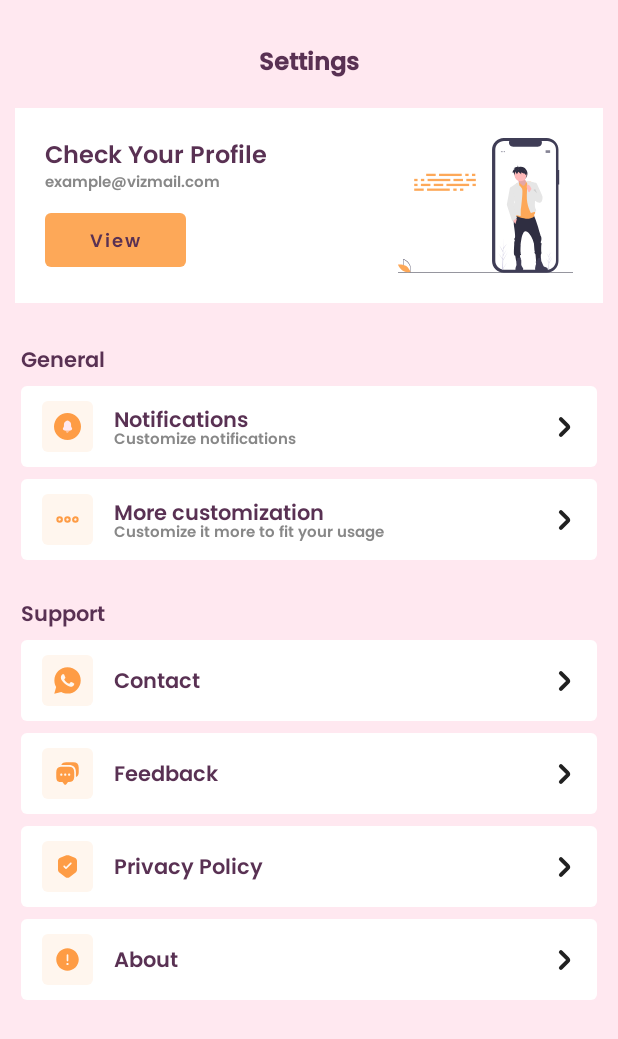
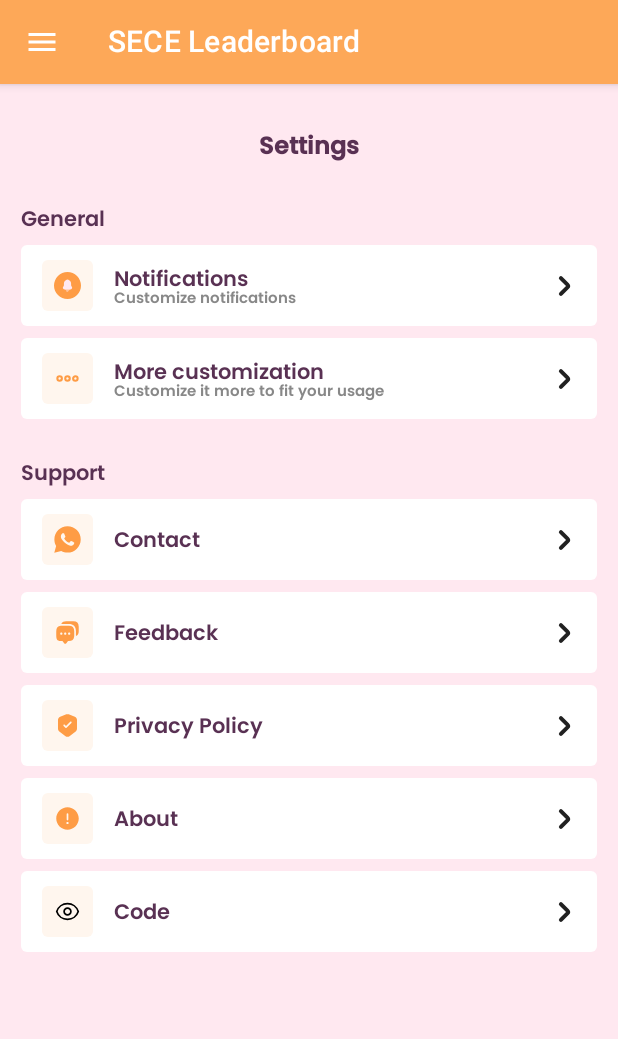
Before and after one commit to Joaquin144/CP_Leaderboard, an Android app built with Jetpack Compose: the SettingsScreen screen opened through its navigation route, on a phone screen of 412 x 824 dp. Shown: the top 1039 px of the screen. Run offline under Robolectric (Android 15) with nearby library versions, the phone set to English and light mode, and no system bars; our stand-ins replace Dagger/Hilt's generated code, Firebase (no records; nobody signed in at launch, a user with empty details on screens opened directly), accompanist.

Commit message:
App Navigation

```diff
--- a/app/src/main/AndroidManifest.xml
+++ b/app/src/main/AndroidManifest.xml
@@ -18,6 +18,7 @@
             android:name=".presentation.MainActivity"
             android:exported="true"
             android:label="@string/app_name"
+            android:screenOrientation="portrait"
             android:theme="@style/Theme.SECELeaderboard">
             <intent-filter>
                 <action android:name="android.intent.action.MAIN" />
--- a/app/src/main/java/com/devcommop/joaquin/seceleaderboard/data/repository/CFRepositoryImpl.kt
+++ b/app/src/main/java/com/devcommop/joaquin/seceleaderboard/data/repository/CFRepositoryImpl.kt
@@ -98,7 +98,8 @@ class CFRepositoryImpl @Inject constructor(
     override suspend fun getUpcomingContestsList(): List<Contest> {
         try {
             val list = api.getUpcomingContestsList().result.filter { contest ->
-                contest.phase == "BEFORE" && (contest.relativeTimeSeconds.let { time -> abs(time) <= 24 * 7 * 60 * 60 })
+                contest.phase == "BEFORE"
+                //contest.phase == "BEFORE" && (contest.relativeTimeSeconds.let { time -> abs(time) <= 24 * 7 * 60 * 60 })
             }
             Log.d(TAG, "Upcoming Contests: $list")
             return list.reversed()
--- a/app/src/main/java/com/devcommop/joaquin/seceleaderboard/presentation/MainActivity.kt
+++ b/app/src/main/java/com/devcommop/joaquin/seceleaderboard/presentation/MainActivity.kt
@@ -4,11 +4,12 @@ import android.os.Bundle
 import androidx.activity.ComponentActivity
 import androidx.activity.compose.setContent
 import androidx.compose.foundation.layout.fillMaxSize
-import androidx.compose.material.ExperimentalMaterialApi
-import androidx.compose.material.MaterialTheme
-import androidx.compose.material.Surface
-import androidx.compose.material.Text
+import androidx.compose.material.*
+import androidx.compose.material.icons.Icons
+import androidx.compose.material.icons.filled.Home
+import androidx.compose.material.icons.filled.Settings
 import androidx.compose.runtime.Composable
+import androidx.compose.runtime.rememberCoroutineScope
 import androidx.compose.ui.Modifier
 import androidx.compose.ui.tooling.preview.Preview
 import androidx.navigation.NavType
@@ -16,14 +17,20 @@ import androidx.navigation.compose.NavHost
 import androidx.navigation.compose.composable
 import androidx.navigation.compose.rememberNavController
 import androidx.navigation.navArgument
+import com.devcommop.joaquin.seceleaderboard.common.Constants
 import com.devcommop.joaquin.seceleaderboard.presentation.contest.ContestScreen
 import com.devcommop.joaquin.seceleaderboard.presentation.contestslist.ContestsListScreen
 import com.devcommop.joaquin.seceleaderboard.presentation.scoreboard.ScoreboardScreen
 import com.devcommop.joaquin.seceleaderboard.presentation.settings.SettingsScreen
+import com.devcommop.joaquin.seceleaderboard.presentation.sidedrawer.AppBar
+import com.devcommop.joaquin.seceleaderboard.presentation.sidedrawer.DrawerBody
+import com.devcommop.joaquin.seceleaderboard.presentation.sidedrawer.DrawerHeader
+import com.devcommop.joaquin.seceleaderboard.presentation.sidedrawer.MenuItem
 import com.devcommop.joaquin.seceleaderboard.presentation.ui.theme.BackgroundColor
 import com.devcommop.joaquin.seceleaderboard.presentation.ui.theme.SECELeaderboardTheme
 import com.devcommop.joaquin.seceleaderboard.presentation.util.Screen
 import dagger.hilt.android.AndroidEntryPoint
+import kotlinx.coroutines.launch
 
 @AndroidEntryPoint
 class MainActivity : ComponentActivity() {
@@ -32,12 +39,73 @@ class MainActivity : ComponentActivity() {
         super.onCreate(savedInstanceState)
         setContent {
             SECELeaderboardTheme {
-                // A surface container using the 'background' color from the theme
-                Surface(
+                val navController = rememberNavController()
+                val scaffoldState = rememberScaffoldState()
+                val scope = rememberCoroutineScope()
+                Scaffold(
+                    scaffoldState = scaffoldState,
+                    topBar = {
+                        AppBar(
+                            onNavigationIconClick = {
+                                scope.launch {
+                                    scaffoldState.drawerState.open()
+                                }
+                            }
+                        )
+                    },
+                    drawerGesturesEnabled = scaffoldState.drawerState.isOpen,//not to be annoying
+                    drawerContent = {
+                        DrawerHeader()
+                        DrawerBody(
+                            items = listOf(
+                                MenuItem(
+                                    id = "contests_list_screen",
+                                    title = "Contests",
+                                    contentDescription = "Go to contests screen",
+                                    icon = Icons.Default.Home
+                                ),
+                                MenuItem(
+                                    id = "scoreboard_screen",
+                                    title = "CP Leaderboard",
+                                    contentDescription = "Go to leaderboard screen",
+                                    icon = Icons.Default.Home
+                                ),MenuItem(
+                                    id = "settings_screen",
+                                    title = "Settings",
+                                    contentDescription = "Go to settings screen",
+                                    icon = Icons.Default.Settings
+                                ),
+                            ),
+                            onItemClick = {
+                                when(it.id){
+                                    "contests_list_screen" -> {
+                                        navController.navigate(route = Screen.ContestsListScreen.route) {
+                                            launchSingleTop = true
+                                        }
+                                    }
+                                    "scoreboard_screen" -> {
+                                        navController.navigate(route = Screen.ScoreboardScreen.route){
+                                            popUpTo(Screen.ContestsListScreen.route)
+                                            launchSingleTop = true
+                                        }
+                                    }
+                                    "settings_screen" -> {
+                                        navController.navigate(route = Screen.SettingsScreen.route){
+                                            popUpTo(Screen.ContestsListScreen.route)
+                                            launchSingleTop = true
+                                        }
+                                    }
+                                }
+                                scope.launch {
+                                    scaffoldState.drawerState.close()
+                                }
+                            }
+                        )
+                    },
                     modifier = Modifier.fillMaxSize(),
-                    color = BackgroundColor
+                    backgroundColor = BackgroundColor
                 ) {
-                    val navController = rememberNavController()
+                    //val navController = rememberNavController()
                     NavHost(
                         navController = navController,
                         startDestination = Screen.ContestsListScreen.route
--- a/app/src/main/java/com/devcommop/joaquin/seceleaderboard/presentation/contestslist/components/UpcomingContestListItem.kt
+++ b/app/src/main/java/com/devcommop/joaquin/seceleaderboard/presentation/contestslist/components/UpcomingContestListItem.kt
@@ -18,11 +18,12 @@ import com.devcommop.joaquin.seceleaderboard.presentation.ui.theme.SecondaryColo
 
 @Composable
 fun UpcomingContestListItem(contest: Contest) {
+    Spacer(modifier = Modifier.height(12.dp))
     Column(
         modifier = Modifier
             .fillMaxWidth()
             .background(Color.White)
-            .padding(8.dp)
+            .padding(20.dp)
     ) {
         Text(
             text = contest.name,
--- a/app/src/main/java/com/devcommop/joaquin/seceleaderboard/presentation/settings/SettingsScreen.kt
+++ b/app/src/main/java/com/devcommop/joaquin/seceleaderboard/presentation/settings/SettingsScreen.kt
@@ -1,19 +1,21 @@
 package com.devcommop.joaquin.seceleaderboard.presentation.settings
 
-import androidx.compose.foundation.Image
+import android.content.Intent
+import android.net.Uri
 import androidx.compose.foundation.background
 import androidx.compose.foundation.layout.*
 import androidx.compose.material.*
 import androidx.compose.runtime.Composable
+import androidx.compose.runtime.remember
 import androidx.compose.ui.Alignment
 import androidx.compose.ui.Modifier
 import androidx.compose.ui.draw.clip
 import androidx.compose.ui.graphics.Color
+import androidx.compose.ui.platform.LocalContext
 import androidx.compose.ui.res.painterResource
 import androidx.compose.ui.text.font.Font
 import androidx.compose.ui.text.font.FontFamily
 import androidx.compose.ui.text.font.FontWeight
-import androidx.compose.ui.text.style.TextAlign
 import androidx.compose.ui.unit.dp
 import androidx.compose.ui.unit.sp
 import androidx.hilt.navigation.compose.hiltViewModel
@@ -21,7 +23,6 @@ import androidx.navigation.NavController
 import com.devcommop.joaquin.seceleaderboard.R
 import com.devcommop.joaquin.seceleaderboard.presentation.common.HeaderText
 import com.devcommop.joaquin.seceleaderboard.presentation.ui.theme.LightPrimaryColor
-import com.devcommop.joaquin.seceleaderboard.presentation.ui.theme.PrimaryColor
 import com.devcommop.joaquin.seceleaderboard.presentation.ui.theme.SecondaryColor
 import com.devcommop.joaquin.seceleaderboard.presentation.ui.theme.Shapes
 
@@ -33,72 +34,8 @@ fun SettingsScreen(
 ) {
     Column() {
         HeaderText(text = "Settings")
-        ProfileCardUI()
         GeneralOptionsUI()
         SupportOptionsUI()
-    }
-}
-
-@Composable
-fun ProfileCardUI() {
-    Card(
-        modifier = Modifier
-            .fillMaxWidth()
-            .height(150.dp)
-            .padding(10.dp),
-        backgroundColor = Color.White,
-        elevation = 0.dp,
-        shape = Shapes.large
-    ) {
-        Row(
-            modifier = Modifier.padding(20.dp),
-            horizontalArrangement = Arrangement.SpaceBetween
-        ) {
-            Column() {
-                Text(
-                    text = "Check Your Profile",
-                    fontFamily = FontFamily(Font(R.font.poppins)),
-                    color = SecondaryColor,
-                    fontSize = 16.sp,
-                    fontWeight = FontWeight.Bold,
-                )
-
-                Text(
-                    text = "example@vizmail.com",
-                    fontFamily = FontFamily(Font(R.font.poppins)),
-                    color = Color.Gray,
-                    fontSize = 10.sp,
-                    fontWeight = FontWeight.SemiBold,
-                )
-
-                Button(
-                    modifier = Modifier.padding(top = 10.dp),
-                    onClick = {},
-                    colors = ButtonDefaults.buttonColors(
-                        backgroundColor = PrimaryColor
-                    ),
-                    contentPadding = PaddingValues(horizontal = 30.dp),
-                    elevation = ButtonDefaults.elevation(
-                        defaultElevation = 0.dp,
-                        pressedElevation = 2.dp
-                    ),
-                    shape = Shapes.medium
-                ) {
-                    Text(
-                        text = "View",
-                        fontFamily = FontFamily(Font(R.font.poppins)),
-                        color = SecondaryColor,
-                        fontSize = 12.sp,
-                        fontWeight = FontWeight.Bold
-                    )
-                }
-            }
-            Image(
-                painter = painterResource(id = R.drawable.ic_profile_card_image),
-                contentDescription = "",
-                modifier = Modifier.height(120.dp)
-            )
-        }
     }
 }
 
@@ -200,6 +137,10 @@ fun GeneralSettingItem(icon: Int, mainText: String, subText: String, onClick: ()
 @ExperimentalMaterialApi
 @Composable
 fun SupportOptionsUI() {
+    val context = LocalContext.current
+    val gitIntent = remember { Intent(Intent.ACTION_VIEW, Uri.parse("https://github.com/Joaquin144/CP_Leaderboard")) }
+    val aboutIntent = remember { Intent(Intent.ACTION_VIEW, Uri.parse("https://demo-electropix.netlify.app/")) }
+
     Column(
         modifier = Modifier
             .padding(horizontal = 14.dp)
@@ -232,7 +173,12 @@ fun SupportOptionsUI() {
         SupportItem(
             icon = R.drawable.ic_about,
             mainText = "About",
-            onClick = {}
+            onClick = { context.startActivity(aboutIntent) }
+        )
+        SupportItem(
+            icon = R.drawable.ic_eye_open,
+            mainText = "Code",
+            onClick = { context.startActivity(gitIntent) }
         )
     }
 }
--- /dev/null
+++ b/app/src/main/java/com/devcommop/joaquin/seceleaderboard/presentation/sidedrawer/AppBar.kt
@@ -0,0 +1,29 @@
+package com.devcommop.joaquin.seceleaderboard.presentation.sidedrawer
+
+import androidx.compose.material.*
+import androidx.compose.material.icons.Icons
+import androidx.compose.material.icons.filled.Menu
+import androidx.compose.runtime.Composable
+import androidx.compose.ui.res.stringResource
+import com.devcommop.joaquin.seceleaderboard.R
+
+@Composable
+fun AppBar(
+    onNavigationIconClick: () -> Unit
+) {
+    TopAppBar(
+        title = {
+            Text(text = stringResource(id = R.string.app_name))
+        },
+        backgroundColor = MaterialTheme.colors.primary,
+        contentColor = MaterialTheme.colors.onPrimary,
+        navigationIcon = {
+            IconButton(onClick = onNavigationIconClick) {
+                Icon(
+                    imageVector = Icons.Default.Menu,
+                    contentDescription = "Toggle drawer"
+                )
+            }
+        }
+    )
+}
--- /dev/null
+++ b/app/src/main/java/com/devcommop/joaquin/seceleaderboard/presentation/sidedrawer/MenuItem.kt
@@ -0,0 +1,10 @@
+package com.devcommop.joaquin.seceleaderboard.presentation.sidedrawer
+
+import androidx.compose.ui.graphics.vector.ImageVector
+
+data class MenuItem(
+    val id: String,
+    val title: String,
+    val contentDescription: String,
+    val icon: ImageVector
+)
--- /dev/null
+++ b/app/src/main/java/com/devcommop/joaquin/seceleaderboard/presentation/sidedrawer/NavigationDrawer.kt
@@ -0,0 +1,59 @@
+package com.devcommop.joaquin.seceleaderboard.presentation.sidedrawer
+
+import androidx.compose.foundation.clickable
+import androidx.compose.foundation.layout.*
+import androidx.compose.foundation.lazy.LazyColumn
+import androidx.compose.foundation.lazy.items
+import androidx.compose.material.Icon
+import androidx.compose.material.Text
+import androidx.compose.runtime.Composable
+import androidx.compose.ui.Alignment
+import androidx.compose.ui.Modifier
+import androidx.compose.ui.text.TextStyle
+import androidx.compose.ui.unit.dp
+import androidx.compose.ui.unit.sp
+import com.devcommop.joaquin.seceleaderboard.R
+
+@Composable
+fun DrawerHeader() {
+    Box(
+        modifier = Modifier
+            .fillMaxWidth()
+            .padding(vertical = 64.dp),
+        contentAlignment = Alignment.Center
+    ) {
+        Text(text = "SECE Leaderboard", fontSize = 24.sp)
+    }
+}
+
+@Composable
+fun DrawerBody(
+    items: List<MenuItem>,
+    modifier: Modifier = Modifier,
+    itemTextStyle: TextStyle = TextStyle(fontSize = 18.sp),
+    onItemClick: (MenuItem) -> Unit
+) {
+    LazyColumn(modifier) {
+        items(items) { item ->
+            Row(
+                modifier = Modifier
+                    .fillMaxWidth()
+                    .clickable {
+                        onItemClick(item)
+                    }
+                    .padding(16.dp)
+            ) {
+                Icon(
+                    imageVector = item.icon,
+                    contentDescription = item.contentDescription
+                )
+                Spacer(modifier = Modifier.width(16.dp))
+                Text(
+                    text = item.title,
+                    style = itemTextStyle,
+                    modifier = Modifier.weight(1f)
+                )
+            }
+        }
+    }
+}
--- a/app/src/main/res/values/strings.xml
+++ b/app/src/main/res/values/strings.xml
@@ -1,3 +1,3 @@
 <resources>
-    <string name="app_name">CP Leaderboard</string>
+    <string name="app_name">SECE Leaderboard</string>
 </resources>
```
